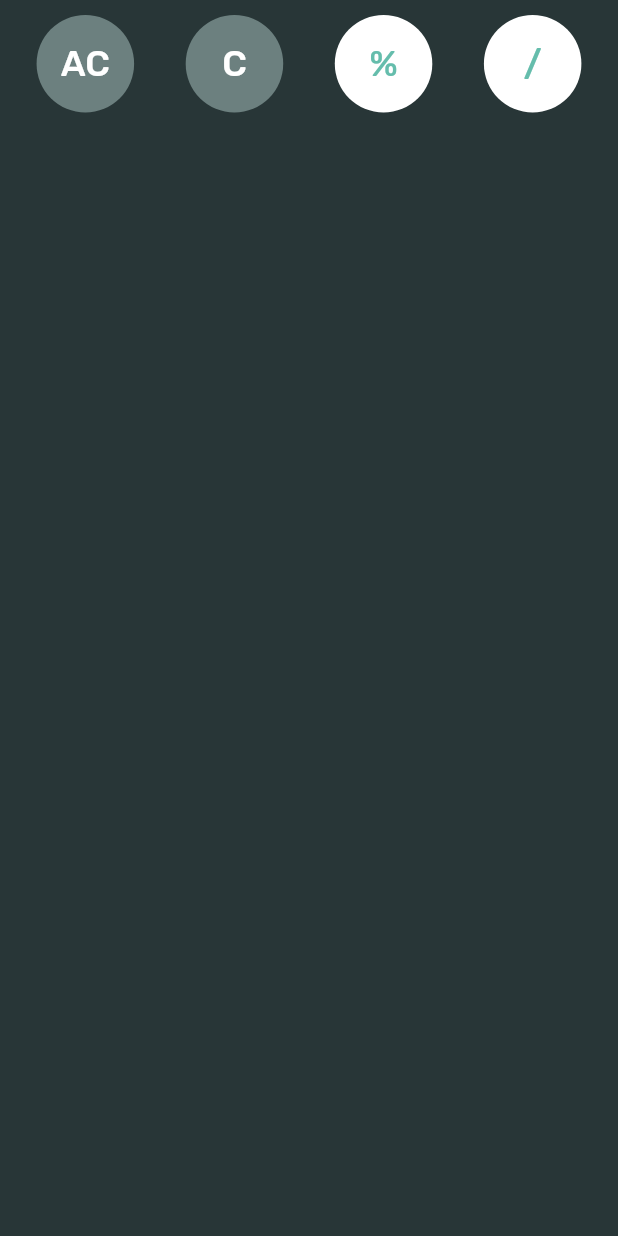
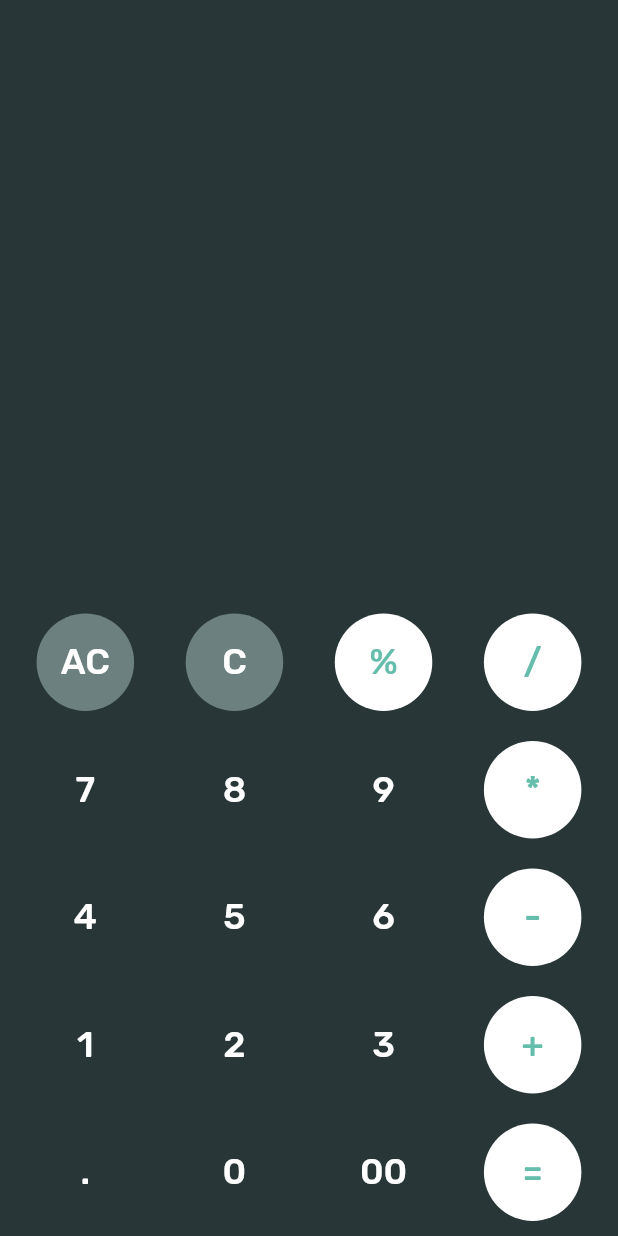
Before and after one commit to octoi/flutter-calculator, a Flutter app: the screen it shows after launch, on a phone screen of 412 x 824 dp. Run offline on Flutter 3.47's test engine with Material 2 defaults, Android fonts, the phone set to English and light mode, and no system bars; our stand-ins replace google_fonts.

Commit message:
added other items

```diff
--- a/lib/main.dart
+++ b/lib/main.dart
@@ -16,6 +16,7 @@ class CalculatorApp extends StatelessWidget {
       home: Scaffold(
         backgroundColor: Color(0xFF283637),
         body: Column(
+          mainAxisAlignment: MainAxisAlignment.end,
           children: [
             Row(
               mainAxisAlignment: MainAxisAlignment.spaceEvenly,
@@ -39,7 +40,83 @@ class CalculatorApp extends StatelessWidget {
                   textColor: Color(0xFF65BDAC),
                 ),
               ],
-            )
+            ),
+            Row(
+              mainAxisAlignment: MainAxisAlignment.spaceEvenly,
+              children: [
+                CalcButton(
+                  text: '7',
+                ),
+                CalcButton(
+                  text: '8',
+                ),
+                CalcButton(
+                  text: '9',
+                ),
+                CalcButton(
+                  text: '*',
+                  fillColor: Colors.white,
+                  textColor: Color(0xFF65BDAC),
+                ),
+              ],
+            ),
+            Row(
+              mainAxisAlignment: MainAxisAlignment.spaceEvenly,
+              children: [
+                CalcButton(
+                  text: '4',
+                ),
+                CalcButton(
+                  text: '5',
+                ),
+                CalcButton(
+                  text: '6',
+                ),
+                CalcButton(
+                  text: '-',
+                  fillColor: Colors.white,
+                  textColor: Color(0xFF65BDAC),
+                ),
+              ],
+            ),
+            Row(
+              mainAxisAlignment: MainAxisAlignment.spaceEvenly,
+              children: [
+                CalcButton(
+                  text: '1',
+                ),
+                CalcButton(
+                  text: '2',
+                ),
+                CalcButton(
+                  text: '3',
+                ),
+                CalcButton(
+                  text: '+',
+                  fillColor: Colors.white,
+                  textColor: Color(0xFF65BDAC),
+                ),
+              ],
+            ),
+            Row(
+              mainAxisAlignment: MainAxisAlignment.spaceEvenly,
+              children: [
+                CalcButton(
+                  text: '.',
+                ),
+                CalcButton(
+                  text: '0',
+                ),
+                CalcButton(
+                  text: '00',
+                ),
+                CalcButton(
+                  text: '=',
+                  fillColor: Colors.white,
+                  textColor: Color(0xFF65BDAC),
+                ),
+              ],
+            ),
           ],
         ),
       ),
```
